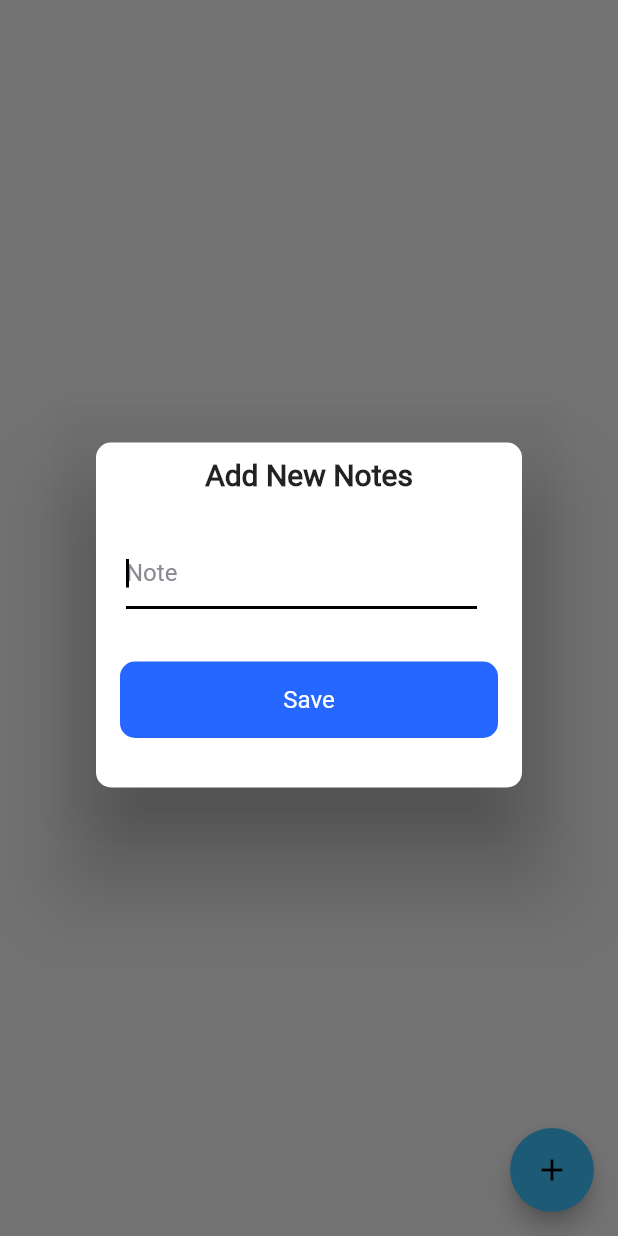
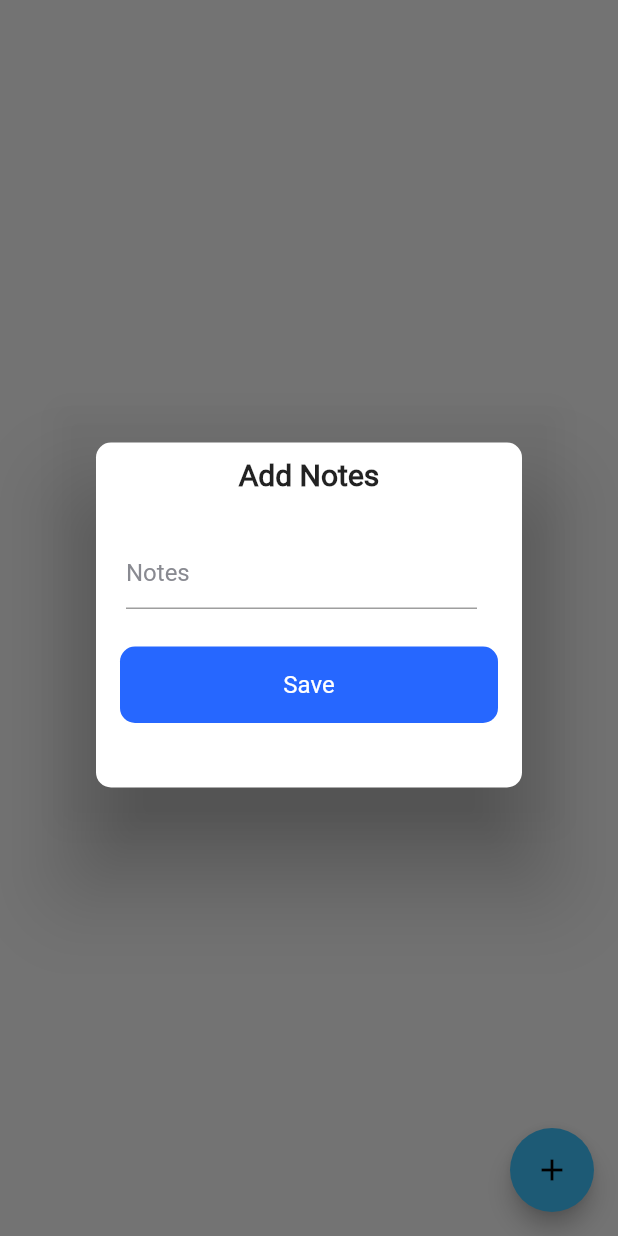
Before and after one commit to Chewbacca-14/My-Moto-App-Flutter, a Flutter app: the NotesPage screen opened directly, after a tap on the "add" icon, on a phone screen of 412 x 824 dp. Run offline on Flutter 3.47's test engine with Material 2 defaults, Android fonts, the phone set to English and light mode, and no system bars; our stand-ins replace animated_text_kit, avatar_glow, cloud_firestore, easy_splash_screen, firebase_auth, firebase_core and 4 more; accounts and stored records are empty; statements that could not run were skipped.

Commit message:
code optimization

```diff
--- a/lib/components/custom_dialog.dart
+++ b/lib/components/custom_dialog.dart
@@ -1,5 +1,3 @@
-
-
 import 'package:cloud_firestore/cloud_firestore.dart';
 import 'package:firebase_auth/firebase_auth.dart';
 import 'package:flutter/material.dart';
@@ -14,8 +12,9 @@
 // Создаем виджет состояния для хранения введенного текста
 class CustomDialog extends StatefulWidget {
   final String? text;
+  final bool? isNotes;
 
-  const CustomDialog({super.key, this.text});
+  const CustomDialog({super.key, this.text, this.isNotes});
 
   @override
   State<CustomDialog> createState() => _CustomDialogState();
@@ -29,23 +28,20 @@
   final TextEditingController _controller = TextEditingController();
   @override
   Widget build(BuildContext context) {
-    return
-
-      AlertDialog(
+    return AlertDialog(
       backgroundColor: Colors.transparent,
       content: Container(
         decoration: BoxDecoration(
           borderRadius: BorderRadius.circular(10),
-            color: Colors.white,
-
+          color: Theme.of(context).colorScheme.background,
         ),
-          height: 300,
+        height: widget.isNotes! ? 230 : 300,
         width: 300,
         child: Column(
           children: [
             const SizedBox(height: 10),
             Text(
-                '${widget.text}',
+              widget.isNotes! ? 'Add Notes' : '${widget.text}',
               style: const TextStyle(
                   fontFamily: 'Roboto',
                   fontSize: 20,
@@ -53,16 +49,17 @@
             ),
             const SizedBox(height: 30),
             CustomTextField(
-
                 errorText: isNull ? 'Can`t be empty' : null,
-                  format: [ThousandsSeparatorInputFormatter()],
-                  maxLength: 9,
+                format: widget.isNotes! ? null : [ThousandsSeparatorInputFormatter()],
+                maxLength: widget.isNotes! ? 150 : 9,
                 border: const UnderlineInputBorder(),
-                  keyboardType: TextInputType.number,
-                  hintText: 'Mileage',
+                keyboardType: widget.isNotes! ? null : TextInputType.number,
+                hintText: widget.isNotes! ? 'Notes' : 'Mileage',
                 controller: _controller),
             const SizedBox(height: 15),
-              Center(
+            widget.isNotes!
+                ? const SizedBox()
+                : Center(
                     child: SizedBox(
                       height: 100,
                       child: ScrollDatePicker(
@@ -80,13 +77,25 @@
             const SizedBox(height: 10),
             CustomButton(
                 onTap: () {
+                  if (widget.isNotes == false) {
                     if (_controller.text.isEmpty) {
                       setState(() {
                         isNull = true;
                       });
                     } else {
+                      Navigator.pop(context);
                       updateDataIfUidAndNameExist('${widget.text}', uid,
                           _controller.text, _selectedDate.toString());
+                    }
+                  } else {
+                    if (_controller.text.isEmpty) {
+                      setState(() {
+                        isNull = true;
+                      });
+                    } else {
+                      Navigator.pop(context);
+                      writeDataToFirebase(_controller.text);
+                    }
                   }
                 },
                 text: 'Save')
@@ -94,7 +103,16 @@
         ),
       ),
     );
+  }
 
+  Future<void> writeDataToFirebase(note) async {
+    try {
+      await FirebaseFirestore.instance
+          .collection('notes')
+          .add({'note': note, 'uid': uid});
+    } catch (e) {
+      debugPrint('error');
+    }
   }
 
   Future<void> updateDataIfUidAndNameExist(
@@ -111,7 +129,6 @@
           '${_selectedDate.day}.${_selectedDate.month}.${_selectedDate.year}';
       // Если документ существует, обновляем данные
       try {
-
         final documentSnapshot = querySnapshot.docs.first;
         await documentSnapshot.reference.update({
           'name': name,
--- a/lib/components/custom_dialog_notes.dart
+++ /dev/null
@@ -1,79 +0,0 @@
-
-
-import 'package:cloud_firestore/cloud_firestore.dart';
-import 'package:firebase_auth/firebase_auth.dart';
-import 'package:flutter/material.dart';
-import 'package:motoappv2/helpers/custom_button.dart';
-
-import 'package:motoappv2/helpers/text_field.dart';
-
-// Создаем виджет состояния для хранения введенного текста
-class NotesDialog extends StatefulWidget {
-  const NotesDialog({super.key});
-
-  @override
-  State<NotesDialog> createState() => _NotesDialogState();
-}
-
-// Создаем состояние виджета
-class _NotesDialogState extends State<NotesDialog> {
-  Future<void> writeDataToFirebase(note) async {
-    try {
-      await FirebaseFirestore.instance.collection('notes').add({'note': note, 'uid': uid});
-    } catch (e) {
-      print('Error writing data: $e');
-    }
-  }
-
-  late bool isNull = false;
-  var uid = FirebaseAuth.instance.currentUser!.uid;
-
-  final TextEditingController _controller = TextEditingController();
-  @override
-  Widget build(BuildContext context) {
-    return AlertDialog(
-      backgroundColor: Colors.transparent,
-      content: Container(
-        decoration: BoxDecoration(
-          borderRadius: BorderRadius.circular(10),
-          color: Colors.white,
-        ),
-        height: 230,
-        width: 300,
-        child: Column(
-          children: [
-            const SizedBox(height: 10),
-            Text(
-              'Add New Notes',
-              style: const TextStyle(
-                  fontFamily: 'Roboto',
-                  fontSize: 20,
-                  fontWeight: FontWeight.bold),
-            ),
-            const SizedBox(height: 30),
-            CustomTextField(
-                errorText: isNull ? 'Can`t be empty' : null,
-                autofocus: true,
-                border: const UnderlineInputBorder(),
-                maxLength: 120,
-                hintText: 'Note',
-                controller: _controller),
-            const SizedBox(height: 35),
-            CustomButton(
-                onTap: () {
-                  if (_controller.text.isEmpty) {
-                   setState(() {
-                      isNull = true;
-                   });
-                  } else {
-                     Navigator.pop(context);
-                    writeDataToFirebase(_controller.text);
-                  }
-                },
-                text: 'Save')
-          ],
-        ),
-      ),
-    );
-  }
-}
--- a/lib/pages/notes_page.dart
+++ b/lib/pages/notes_page.dart
@@ -2,8 +2,9 @@
 import 'package:firebase_auth/firebase_auth.dart';
 import 'package:flutter/material.dart';
 import 'package:motoappv2/components/card_notes.dart';
+import 'package:motoappv2/components/custom_dialog.dart';
 
-import '../components/custom_dialog_notes.dart';
+
 
 class NotesPage extends StatefulWidget {
   const NotesPage({super.key});
@@ -37,13 +38,13 @@
             {
               await showDialog(
                 context: context,
-                builder: (context) => const NotesDialog(),
+                builder: (context) => const CustomDialog(isNotes: true),
               );
             }
 
           },
-          child: Icon(Icons.add),
           backgroundColor: Colors.lightBlueAccent,
+          child: const Icon(Icons.add),
           )
 );
   }
```
Also changed, not shown: lib/components/box_decoration.dart (added, +9 -0 lines), lib/components/card.dart (+14 -19 lines), lib/components/card_notes.dart (+30 -26 lines), pubspec.lock. Lines whose indentation alone changed are shown as unchanged.
